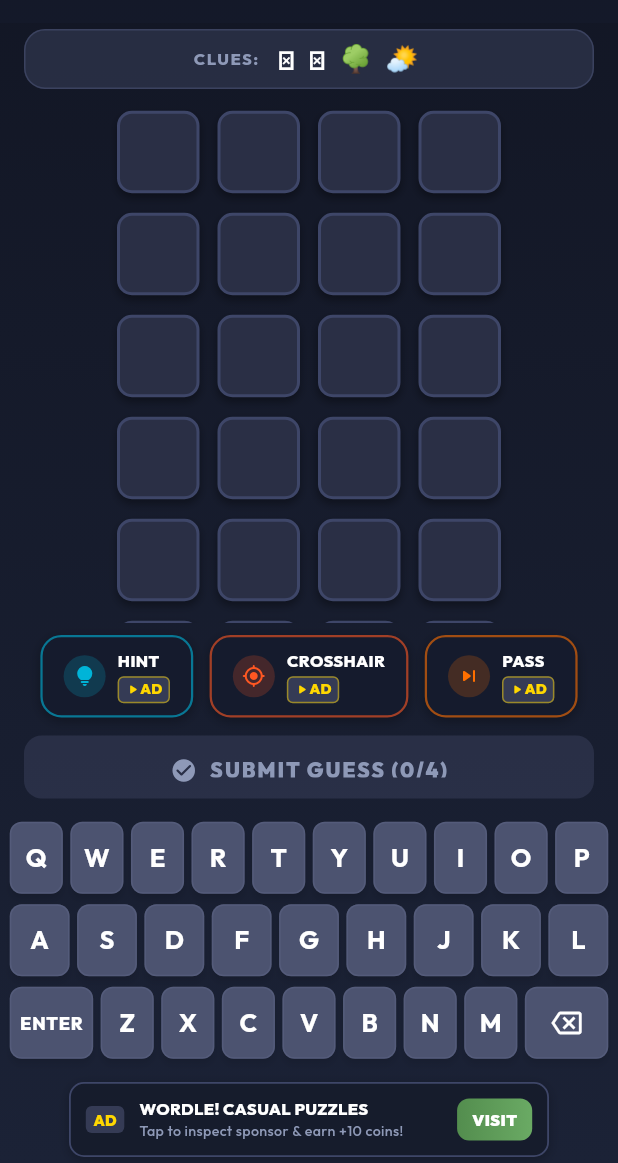
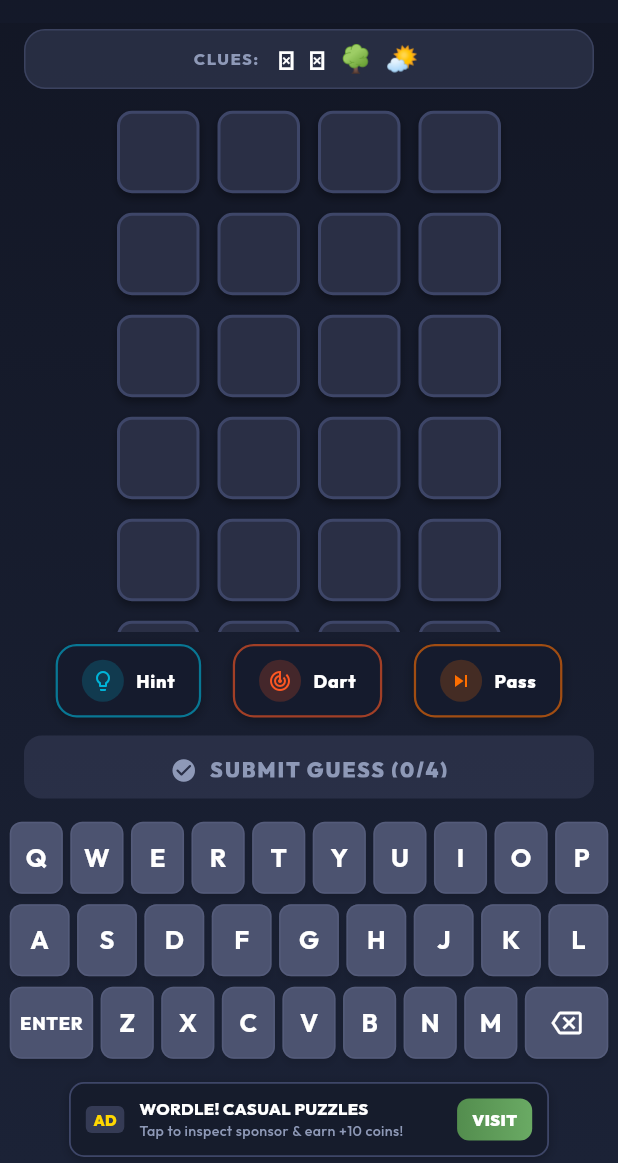
Before and after one commit to xp-Coding/wordle-master3, a Flutter app: the screen it shows after launch, after a tap on "CLASSIC WORDLE", on a phone screen of 412 x 824 dp, the part 73-1236 px from its top. Run offline on Flutter 3.47's test engine with Material 3 defaults, Android fonts, the phone set to English and light mode, and no system bars; our stand-ins replace audioplayers, confetti, flutter_riverpod, google_fonts, shared_preferences.

Commit message:
feat: brand alignment to Wordle Brain, clean in-game skill buttons & release v1.3.0
- Set app label to Wordle Brain in AndroidManifest.xml for application and MainActivity

- Add web entrypoint with Wordle Brain title and dual-tile WB emblem favicon.svg

- Update MaterialApp title and Main Menu banner typography to WORDLE BRAIN

- Clean visible (AD) tags from gameplay buttons across Classic Wordle, Daily Puzzle, Word Connect, and 3 Clues

- Preserve underlying rewarded ad flows before granting perks

- Keep Lucky Spin component, bottom clickable banners, and resume app-open ads intact

- Bump version to 1.3.0+4

```diff
--- a/lib/core/services/ad_service.dart
+++ b/lib/core/services/ad_service.dart
@@ -223,7 +223,7 @@ class _RewardedVideoAdDialogState extends State<_RewardedVideoAdDialog> {
                       const Icon(Icons.play_circle_fill_rounded, color: Colors.white, size: 54),
                       const SizedBox(height: 10),
                       Text(
-                        'WORDLE MASTER VIP',
+                        'WORDLE BRAIN VIP',
                         style: GoogleFonts.outfit(
                           fontSize: 18,
                           fontWeight: FontWeight.w900,
@@ -654,7 +654,7 @@ class _SponsoredInteractiveModal extends StatelessWidget {
                     ),
                   ),
                   Text(
-                    'Thank you for supporting Wordle Master!',
+                    'Thank you for supporting Wordle Brain!',
                     style: GoogleFonts.outfit(fontSize: 12, color: Colors.white70),
                   ),
                 ],
--- a/lib/features/game/presentation/three_clues_screen.dart
+++ b/lib/features/game/presentation/three_clues_screen.dart
@@ -554,7 +554,7 @@ class _ThreeCluesScreenState extends State<ThreeCluesScreen> {
     );
   }
 
-  /// Action bar with HINT (AD) and PASS (AD)
+  /// Action bar with HINT and PASS
   Widget _buildActionBar() {
     return Padding(
       padding: const EdgeInsets.symmetric(horizontal: 20),
@@ -565,7 +565,7 @@ class _ThreeCluesScreenState extends State<ThreeCluesScreen> {
             onPressed: _useHint,
             icon: const Icon(Icons.lightbulb_rounded, size: 16),
             label: Text(
-              'HINT (AD)',
+              'HINT',
               style: GoogleFonts.outfit(fontSize: 12, fontWeight: FontWeight.bold),
             ),
             style: ElevatedButton.styleFrom(
@@ -579,7 +579,7 @@ class _ThreeCluesScreenState extends State<ThreeCluesScreen> {
             onPressed: _usePass,
             icon: const Icon(Icons.skip_next_rounded, size: 16, color: Colors.white),
             label: Text(
-              'PASS (AD)',
+              'PASS',
               style: GoogleFonts.outfit(
                 fontSize: 12,
                 fontWeight: FontWeight.bold,
--- a/lib/features/game/presentation/word_connect_screen.dart
+++ b/lib/features/game/presentation/word_connect_screen.dart
@@ -488,10 +488,10 @@ class _WordConnectScreenState extends State<WordConnectScreen> {
             child: Row(
               mainAxisSize: MainAxisSize.min,
               children: [
-                const Icon(Icons.auto_awesome_rounded, color: Colors.white, size: 18),
+                const Icon(Icons.auto_awesome, color: Colors.white, size: 18),
                 const SizedBox(width: 8),
                 Text(
-                  'REVEAL WORD (AD)',
+                  'REVEAL',
                   style: GoogleFonts.outfit(
                     fontSize: 13,
                     fontWeight: FontWeight.w900,
--- a/lib/features/game/widgets/booster_bar.dart
+++ b/lib/features/game/widgets/booster_bar.dart
@@ -24,20 +24,20 @@ class BoosterBar extends StatelessWidget {
         mainAxisAlignment: MainAxisAlignment.spaceEvenly,
         children: [
           _buildBoosterButton(
-            icon: Icons.lightbulb_rounded,
-            title: 'HINT',
+            icon: Icons.lightbulb_outline,
+            title: 'Hint',
             accentColor: AppColors.boosterHint,
             onTap: onHintTapped,
           ),
           _buildBoosterButton(
-            icon: Icons.gps_fixed_rounded,
-            title: 'CROSSHAIR',
+            icon: Icons.track_changes,
+            title: 'Dart',
             accentColor: AppColors.boosterDart,
             onTap: onCrosshairTapped,
           ),
           _buildBoosterButton(
-            icon: Icons.skip_next_rounded,
-            title: 'PASS',
+            icon: Icons.skip_next,
+            title: 'Pass',
             accentColor: AppColors.streakOrange,
             onTap: onSkipTapped,
           ),
@@ -58,7 +58,7 @@ class BoosterBar extends StatelessWidget {
         onTap: onTap,
         borderRadius: BorderRadius.circular(14),
         child: Container(
-          padding: const EdgeInsets.symmetric(horizontal: 14, vertical: 8),
+          padding: const EdgeInsets.symmetric(horizontal: 16, vertical: 9),
           decoration: BoxDecoration(
             color: AppColors.gameHeaderBg,
             borderRadius: BorderRadius.circular(14),
@@ -90,42 +90,14 @@ class BoosterBar extends StatelessWidget {
                 ),
               ),
               const SizedBox(width: 8),
-              Column(
-                crossAxisAlignment: CrossAxisAlignment.start,
-                mainAxisSize: MainAxisSize.min,
-                children: [
               Text(
                 title,
                 style: GoogleFonts.outfit(
-                      fontSize: 11,
+                  fontSize: 12,
                   fontWeight: FontWeight.w800,
                   color: AppColors.textLight,
+                  letterSpacing: 0.5,
                 ),
-                  ),
-                  Container(
-                    margin: const EdgeInsets.only(top: 2),
-                    padding: const EdgeInsets.symmetric(horizontal: 4, vertical: 1),
-                    decoration: BoxDecoration(
-                      color: AppColors.tileFilled,
-                      borderRadius: BorderRadius.circular(4),
-                      border: Border.all(color: AppColors.coinGold.withValues(alpha: 0.5)),
-                    ),
-                    child: Row(
-                      mainAxisSize: MainAxisSize.min,
-                      children: [
-                        const Icon(Icons.play_arrow_rounded, size: 10, color: AppColors.coinGold),
-                        Text(
-                          'AD',
-                          style: GoogleFonts.outfit(
-                            fontSize: 9.5,
-                            fontWeight: FontWeight.w900,
-                            color: AppColors.coinGold,
-                          ),
-                        ),
-                      ],
-                    ),
-                  ),
-                ],
               ),
             ],
           ),
--- a/lib/features/menu/presentation/screens/main_menu_screen.dart
+++ b/lib/features/menu/presentation/screens/main_menu_screen.dart
@@ -427,9 +427,9 @@ class _MainMenuScreenState extends State<MainMenuScreen> {
           ),
         ),
         const SizedBox(height: 8),
-        // Title Typography: WORDLE MASTER
+        // Title Typography: WORDLE BRAIN
         Text(
-          'WORDLE MASTER',
+          'WORDLE BRAIN',
           style: GoogleFonts.outfit(
             fontSize: 22,
             fontWeight: FontWeight.w900,
--- a/lib/main.dart
+++ b/lib/main.dart
@@ -101,7 +101,7 @@ class _WordleMasterAppState extends State<WordleMasterApp> with WidgetsBindingOb
   Widget build(BuildContext context) {
     return MaterialApp(
       navigatorKey: rootNavigatorKey,
-      title: 'Wordle Master',
+      title: 'Wordle Brain',
       debugShowCheckedModeBanner: false,
       theme: GameTheme.themeData,
       home: const MainMenuScreen(),
@@ -119,7 +119,7 @@ class _WordleMasterAppState extends State<WordleMasterApp> with WidgetsBindingOb
                     const Icon(Icons.refresh_rounded, color: Colors.orangeAccent, size: 48),
                     const SizedBox(height: 12),
                     const Text(
-                      'Resuming Wordle Master...',
+                      'Resuming Wordle Brain...',
                       style: TextStyle(color: Colors.white, fontSize: 18, fontWeight: FontWeight.bold),
                     ),
                   ],
--- a/pubspec.yaml
+++ b/pubspec.yaml
@@ -1,7 +1,7 @@
 name: wordle_master
-description: "Wordle Master - Commercial-Grade Multi-Mode Casual Word Puzzle Platform"
+description: "Wordle Brain: Daily Puzzles - Commercial-Grade Multi-Mode Casual Word Puzzle Platform"
 publish_to: 'none'
-version: 1.2.0+3
+version: 1.3.0+4
 
 environment:
   sdk: '>=3.2.0 <4.0.0'
```
Also changed, not shown: 4 other files. Lines whose indentation alone changed are shown as unchanged.
